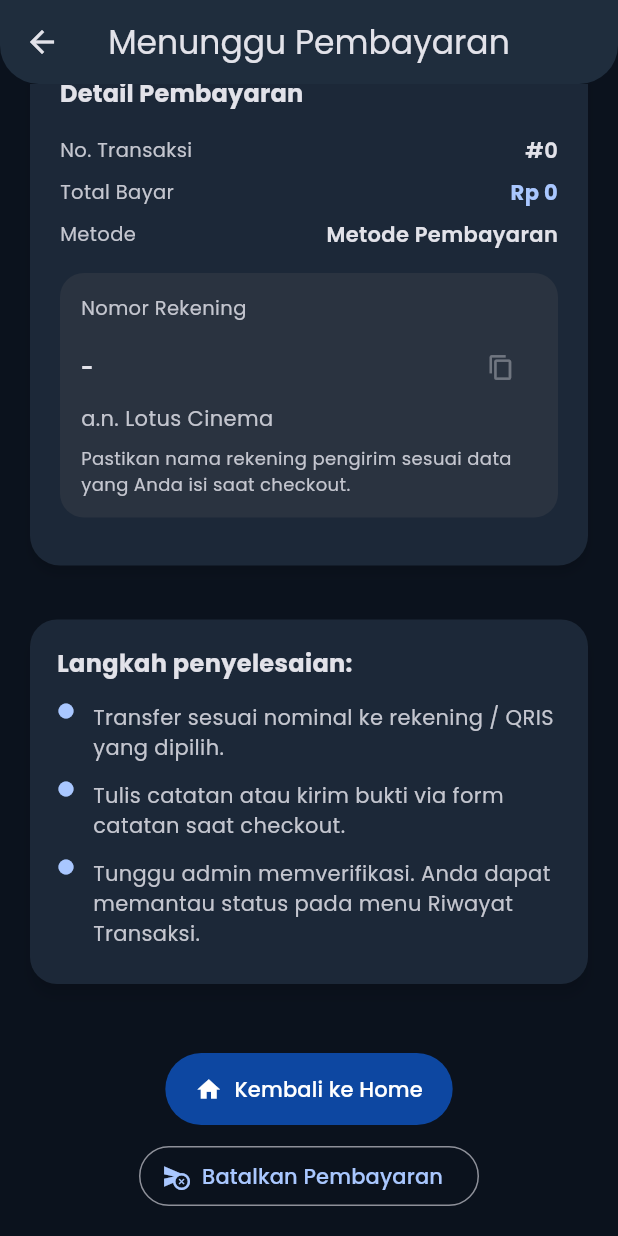
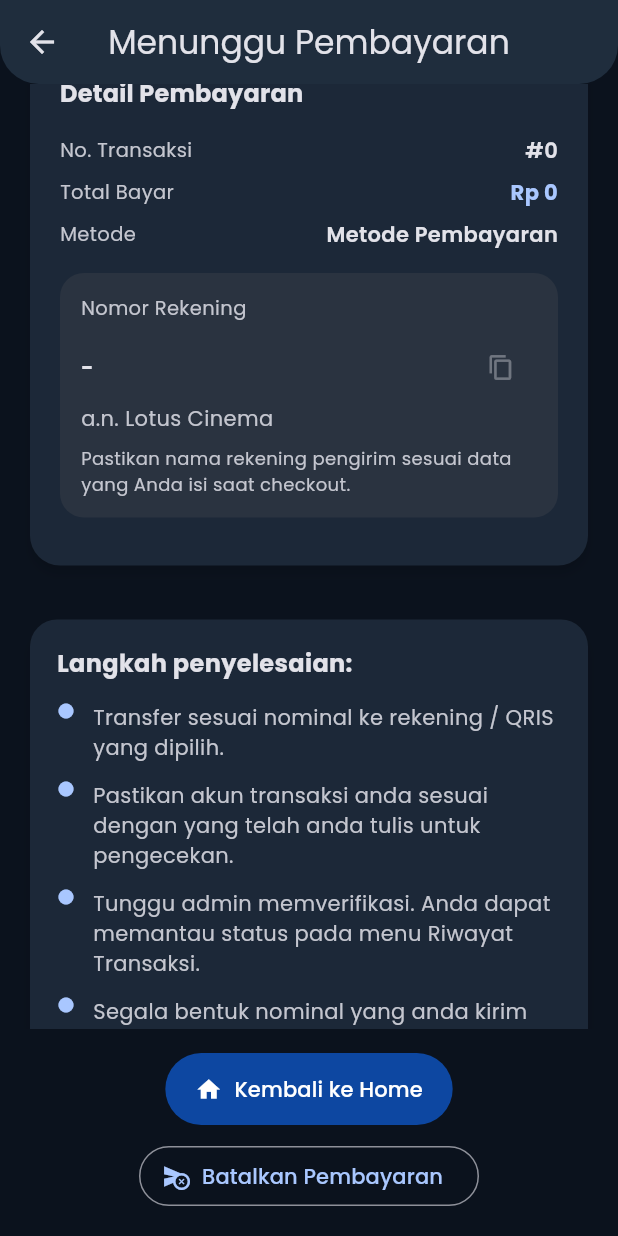
Before and after one commit to brianevan22/Lotus-Cinema, a Flutter app: the PaymentPendingPage screen opened directly with empty values, scrolled down 264 dp, on a phone screen of 412 x 824 dp. Run offline on Flutter 3.47's test engine with Material 3 defaults, Android fonts, the phone set to English and light mode, and no system bars; our stand-ins replace dio, file_picker, google_fonts, open_filex, pdf, printing and 1 more; accounts and stored records are empty.

Commit message:
ukuran poster dan qr

```diff
--- a/lotus_cinema/lib/pages/payment_pending_page.dart
+++ b/lotus_cinema/lib/pages/payment_pending_page.dart
@@ -253,13 +253,16 @@ class _PaymentPendingPageState extends State<PaymentPendingPage> {
                           Center(
                             child: ClipRRect(
                               borderRadius: BorderRadius.circular(24),
-                              child: Image.asset(
-                                qrAsset != null && qrAsset.isNotEmpty
-                                    ? qrAsset
-                                    : 'assets/QRIS.png',
+                              child: Container(
                                 width: 220,
-                                height: 260,
-                                fit: BoxFit.cover,
+                                height: 310,
+                                color: Colors.white,
+                                child: Image.asset(
+                                  qrAsset != null && qrAsset.isNotEmpty
+                                      ? qrAsset
+                                      : 'assets/QRIS.png',
+                                  fit: BoxFit.contain,
+                                ),
                               ),
                             ),
                           ),
@@ -301,12 +304,17 @@ class _PaymentPendingPageState extends State<PaymentPendingPage> {
                   _StepItem(
                     icon: Icons.circle,
                     label:
-                        'Tulis catatan atau kirim bukti via form catatan saat checkout.',
+                        'Pastikan akun transaksi anda sesuai dengan yang telah anda tulis untuk pengecekan.',
                   ),
                   _StepItem(
                     icon: Icons.circle,
                     label:
                         'Tunggu admin memverifikasi. Anda dapat memantau status pada menu Riwayat Transaksi.',
+                  ),
+                  _StepItem(
+                    icon: Icons.circle,
+                    label:
+                        'Segala bentuk nominal yang anda kirim akan berproses sesuai dengan ketentuan dan tidak dapat dikembalikan.',
                   ),
                 ],
               ),
```
Also changed, not shown: lotus_cinema/lib/pages/film_list_page.dart (+32 -18 lines).
